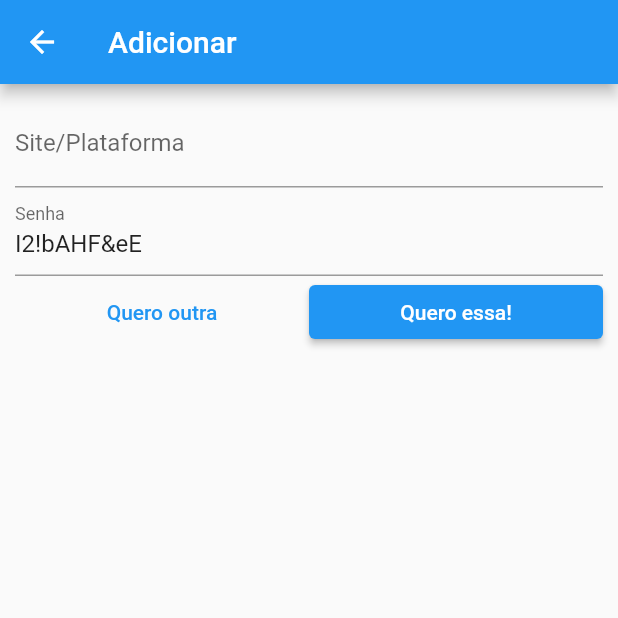
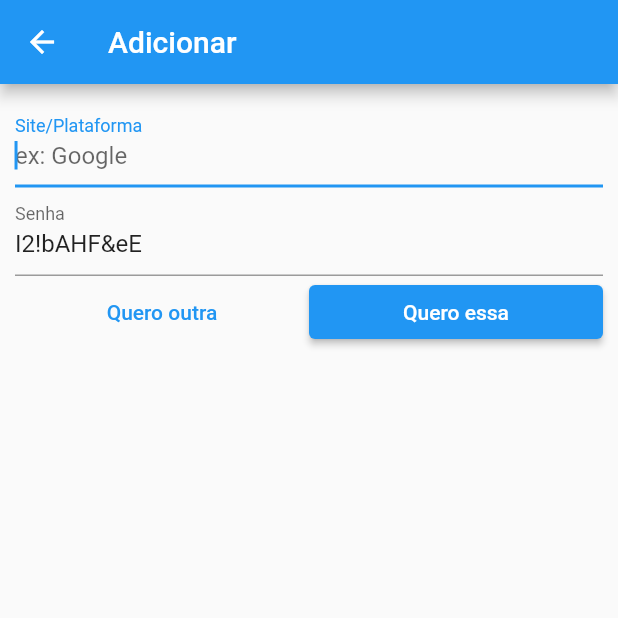
Before and after one commit to luanmalaquias/password-manager-flutter, a Flutter app: the PasswordScreen screen opened directly, after a tap on the "add" icon, on a phone screen of 412 x 824 dp, the top half of it. Run offline on Flutter 3.47's test engine with Material 2 defaults, Android fonts, the phone set to English and light mode, and no system bars; our stand-ins replace sqflite; accounts and stored records are empty.

Commit message:
FIX: listview scroll

```diff
--- a/lib/ui/tela_2_senhas.dart
+++ b/lib/ui/tela_2_senhas.dart
@@ -122,7 +122,8 @@ class _PasswordScreenState extends State<PasswordScreen> {
     return Column(
       children: [
         _seachCard(),
-        ListView.builder(
+        Expanded(
+          child: ListView.builder(
             scrollDirection: Axis.vertical,
             shrinkWrap: true,
             itemCount: crList.length,
@@ -159,7 +160,9 @@ class _PasswordScreenState extends State<PasswordScreen> {
                   });
                 },
               );
-            }),
+            }
+          ),
+        ),
       ],
     );
   }
@@ -174,7 +177,7 @@ class _PasswordScreenState extends State<PasswordScreen> {
         onLongPress: () {
           ScaffoldMessenger.of(context).showSnackBar(SnackBar(
             duration: const Duration(seconds: 1),
-            content: Text("Copiado ${c.site} ${c.senha}"),
+            content: Text("Copiado ${c.site}"),
           ));
           Clipboard.setData(ClipboardData(text: c.senha));
         },
--- a/lib/ui/tela_3_adicionar.dart
+++ b/lib/ui/tela_3_adicionar.dart
@@ -60,12 +60,14 @@ class _AddPasswordScreenState extends State<AddPasswordScreen> {
             TextFormField(
               enabled: _siteEnable,
               controller: _siteControler,
+              autofocus: widget.c == null ? true : false,
               validator: (value) => _validarCredenciais(value, "site"),
               decoration: const InputDecoration(
                   labelText: "Site/Plataforma",
                   hintText: "ex: Google")),
             TextFormField(
               controller: _senhaControler,
+              autofocus: widget.c != null ? true : false,
               validator: (value) => _validarCredenciais(value, "senha"),
               decoration: const InputDecoration(
                   labelText: "Senha",
@@ -76,10 +78,10 @@ class _AddPasswordScreenState extends State<AddPasswordScreen> {
                   onPressed: (){
                     _senhaControler.text = gerarSenha(10);
                   },
-                  child: const Text("Quero outra"))),
+                  child: Text(widget.c == null ? "Quero outra" : "Gerar outra"))),
                 Expanded(child: ElevatedButton(
                   onPressed: () => _onClickSaveCredenciais(),
-                  child: const Text("Quero essa!"))),
+                  child: Text(widget.c == null ? "Quero essa" : "Atualizar"))),
               ],
             )
           ],
```
